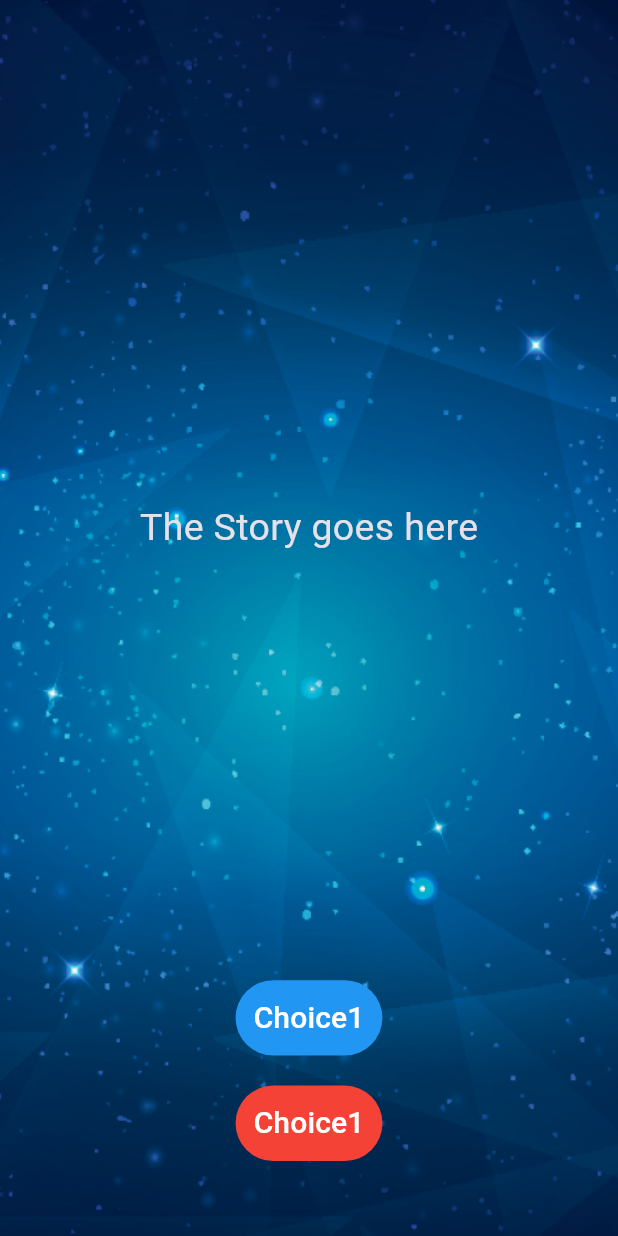
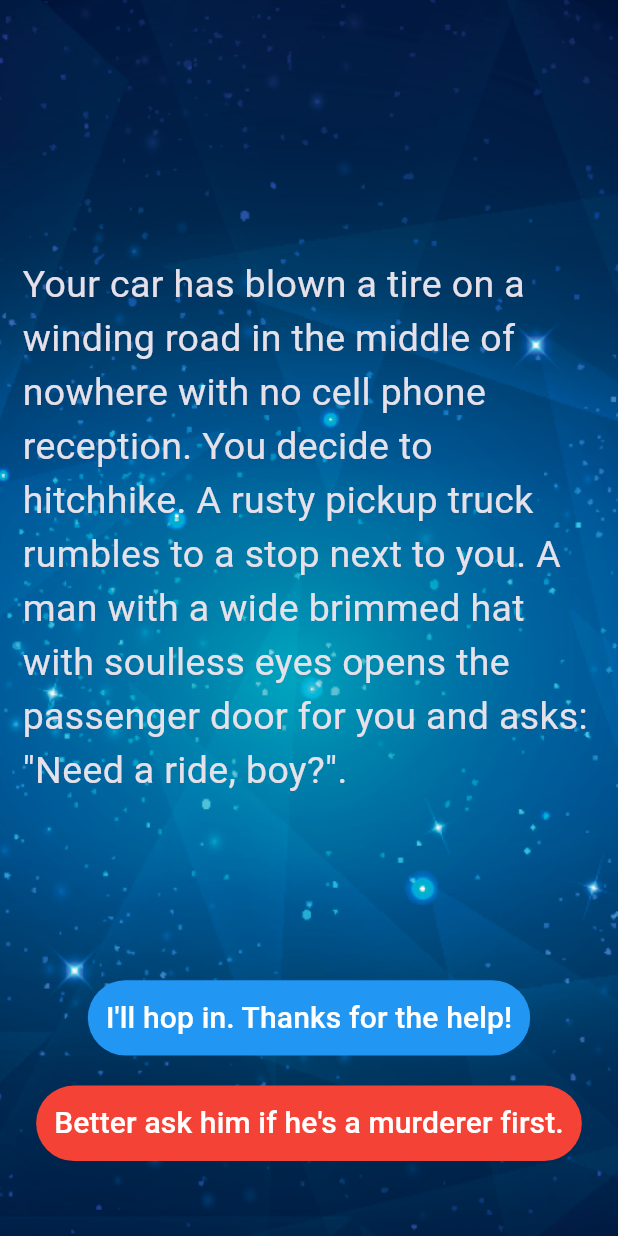
Before and after one commit to roystondz/CYOA, a Flutter app: the screen it shows after launch, on a phone screen of 412 x 824 dp. Run offline on Flutter 3.47's test engine with Material 3 defaults, Android fonts, the phone set to English and light mode, and no system bars.

Commit message:
controllers and classes

```diff
--- a/lib/main.dart
+++ b/lib/main.dart
@@ -1,4 +1,7 @@
 import 'package:flutter/material.dart';
+import 'story_brain.dart';
+
+StoryBrain storyBrain = StoryBrain();
 
 void main() {
   runApp(Destini());
@@ -42,7 +45,7 @@
                 flex: 12,
                 child: Center(
                   child: Text(
-                    'The Story goes here',
+                    storyBrain.getStory(),
                     style: TextStyle(
                       fontSize: 25.0,
                     ),
@@ -53,7 +56,7 @@
                 child: TextButton(
                   onPressed: () {},
                   style: TextButton.styleFrom(backgroundColor: Colors.blue),
-                  child: Text('Choice1',
+                  child: Text(storyBrain.getChoice1(),
                     style: TextStyle(
                       fontSize: 20.0,
                       color: Colors.white,
@@ -71,7 +74,7 @@
                     backgroundColor: Colors.red,
 
                   ),
-                  child: Text('Choice1',
+                  child: Text(storyBrain.getChoice2(),
                   style: TextStyle(
                     fontSize: 20.0,
                     color: Colors.white,
--- a/lib/story_brain.dart
+++ b/lib/story_brain.dart
@@ -0,0 +1,51 @@
+import 'story.dart';
+
+class StoryBrain{
+
+
+  final List<Story> _storyData = [
+ Story(
+     storyTitle:
+     'Your car has blown a tire on a winding road in the middle of nowhere with no cell phone reception. You decide to hitchhike. A rusty pickup truck rumbles to a stop next to you. A man with a wide brimmed hat with soulless eyes opens the passenger door for you and asks: "Need a ride, boy?".',
+     choice1: 'I\'ll hop in. Thanks for the help!',
+     choice2: 'Better ask him if he\'s a murderer first.'),
+ Story(
+     storyTitle: 'He nods slowly, unphased by the question.',
+     choice1: 'At least he\'s honest. I\'ll climb in.',
+     choice2: 'Wait, I know how to change a tire.'),
+ Story(
+     storyTitle:
+     'As you begin to drive, the stranger starts talking about his relationship with his mother. He gets angrier and angrier by the minute. He asks you to open the glovebox. Inside you find a bloody knife, two severed fingers, and a cassette tape of Elton John. He reaches for the glove box.',
+     choice1: 'I love Elton John! Hand him the cassette tape.',
+     choice2: 'It\'s him or me! You take the knife and stab him.'),
+ Story(
+     storyTitle:
+     'What? Such a cop out! Did you know traffic accidents are the second leading cause of accidental death for most adult age groups?',
+     choice1: 'Restart',
+     choice2: ''),
+ Story(
+     storyTitle:
+     'As you smash through the guardrail and careen towards the jagged rocks below you reflect on the dubious wisdom of stabbing someone while they are driving a car you are in.',
+     choice1: 'Restart',
+     choice2: ''),
+ Story(
+     storyTitle:
+     'You bond with the murderer while crooning verses of "Can you feel the love tonight". He drops you off at the next town. Before you go he asks you if you know any good places to dump bodies. You reply: "Try the pier".',
+     choice1: 'Restart',
+     choice2: '')
+];
+
+
+String getStory(){
+  return _storyData.first.storyTitle;
+}
+
+String getChoice1 (){
+  return _storyData.first.choice1;
+}
+
+String getChoice2 (){
+  return _storyData.first.choice2;
+}
+
+}
```
Also changed, not shown: lib/story.dart (+7 -0 lines).
